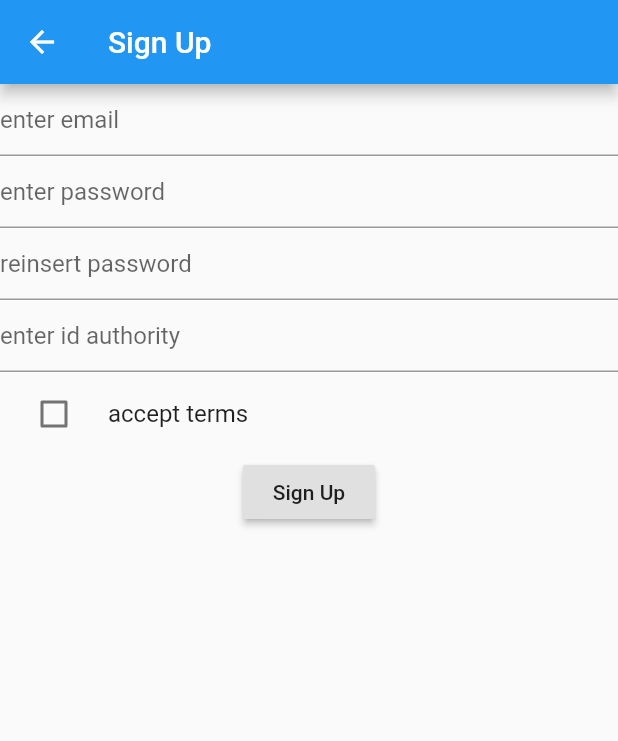
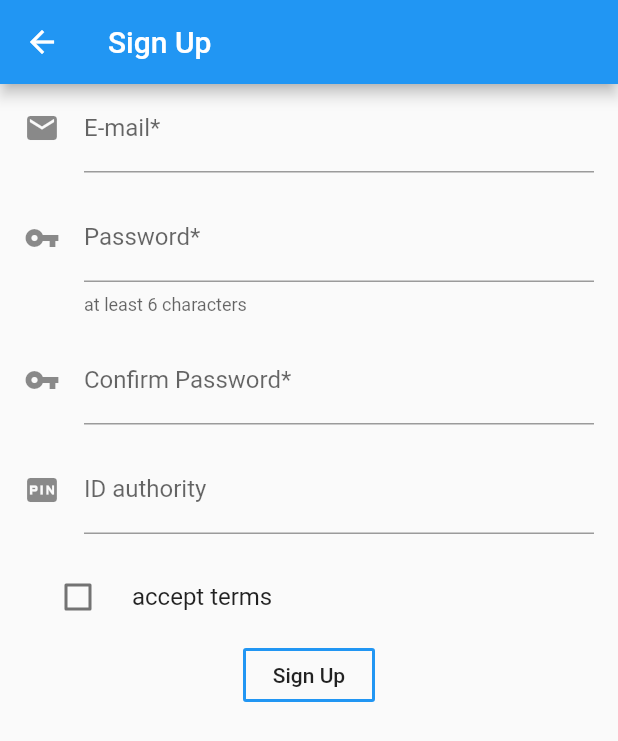
Before and after one commit to fedy97/SafeStreets-Frontend-Flutter, a Flutter app: the screen it shows after launch, after a tap on "Create Account", on a phone screen of 412 x 824 dp. Shown: the top 741 px of the screen. Run offline on Flutter 3.47's test engine with Material 2 defaults, Android fonts, the phone set to English and light mode, and no system bars; our stand-ins replace cloud_firestore, dio, firebase_auth, firebase_storage, geolocator, google_maps_flutter and 1 more; missing offline and left inert: queries; accounts and stored records are empty.

Commit message:
restyled sign in page + sign up page

```diff
--- a/safe_streets/lib/ui/sign_in_page.dart
+++ b/safe_streets/lib/ui/sign_in_page.dart
@@ -44,7 +44,6 @@ class SignInPage extends StatelessWidget {
               TextFormField(
                 decoration: const InputDecoration(
                   border: UnderlineInputBorder(),
-                  filled: true,
                   icon: Icon(Icons.email),
                   hintText: 'Your email address',
                   labelText: 'E-mail',
@@ -59,7 +58,6 @@ class SignInPage extends StatelessWidget {
                 obscureText: true,
                 decoration: const InputDecoration(
                   border: UnderlineInputBorder(),
-                  filled: true,
                   icon: Icon(Icons.vpn_key),
                   labelText: 'Password',
                 ),
@@ -68,7 +66,8 @@ class SignInPage extends StatelessWidget {
                 },
               ),
               SizedBox(height: 24.0),
-              OutlineButton(
+              OutlineButton(splashColor: Colors.blue,
+                borderSide: BorderSide(color: Colors.blue,width: 2.0),
                 child: Text('Sign in'),
                 onPressed: () async {
                   try {
--- a/safe_streets/lib/ui/sign_up_page.dart
+++ b/safe_streets/lib/ui/sign_up_page.dart
@@ -16,24 +16,60 @@ class SignUpPage extends StatelessWidget {
     return Scaffold(
       key: _scaffoldKey,
       appBar: AppBar(title: Text('Sign Up')),
-      body: Center(
+      body: SingleChildScrollView(
+        padding: const EdgeInsets.symmetric(horizontal: 16.0),
         child: Column(
           children: <Widget>[
-            TextField(
-                decoration: InputDecoration(hintText: "enter email"),
-                onChanged: (currEmail) => _email = currEmail),
-            TextField(
-                decoration: InputDecoration(hintText: "enter password"),
-                obscureText: true,
-                onChanged: (currPassword) => _password = currPassword),
-            TextField(
-              decoration: InputDecoration(hintText: "reinsert password"),
+            TextFormField(
+              decoration: const InputDecoration(
+                border: UnderlineInputBorder(),
+                icon: Icon(Icons.email),
+                hintText: 'Your email address',
+                labelText: 'E-mail*',
+              ),
+              keyboardType: TextInputType.emailAddress,
+              onChanged: (String value) {
+                _email = value;
+              },
+            ),
+            SizedBox(height: 14.0),
+            TextFormField(
               obscureText: true,
-              onChanged: (currPassword) => _confirmPassword = currPassword,
+              decoration: const InputDecoration(
+                border: UnderlineInputBorder(),
+                icon: Icon(Icons.vpn_key),
+                labelText: 'Password*',
+                helperText: "at least 6 characters",
+              ),
+              onChanged: (String value) {
+                _password = value;
+              },
             ),
-            TextField(
-                decoration: InputDecoration(hintText: "enter id authority"),
-                onChanged: (id) => idAuthority = id),
+            SizedBox(height: 14.0),
+            TextFormField(
+              obscureText: true,
+              decoration: const InputDecoration(
+                border: UnderlineInputBorder(),
+                icon: Icon(Icons.vpn_key),
+                labelText: 'Confirm Password*',
+              ),
+              onChanged: (String value) {
+                _confirmPassword = value;
+              },
+            ),
+            SizedBox(height: 14.0),
+            TextFormField(
+              obscureText: true,
+              decoration: const InputDecoration(
+                border: UnderlineInputBorder(),
+                icon: Icon(Icons.fiber_pin),
+                labelText: 'ID authority',
+              ),
+              onChanged: (String value) {
+                idAuthority = value;
+              },
+            ),
+            SizedBox(height: 14.0),
             Consumer<ValueNotifier<bool>>(builder: (context, value2, child) {
               return CheckboxListTile(
                   title: Text("accept terms"),
@@ -43,7 +79,7 @@ class SignUpPage extends StatelessWidget {
                     value2.value = value;
                   });
             }),
-            RaisedButton(
+            OutlineButton(splashColor: Colors.blue,borderSide: BorderSide(color: Colors.blue,width: 2.0),
               child: Text("Sign Up"),
               onPressed: () async {
                 if (_email != "" &&
```
